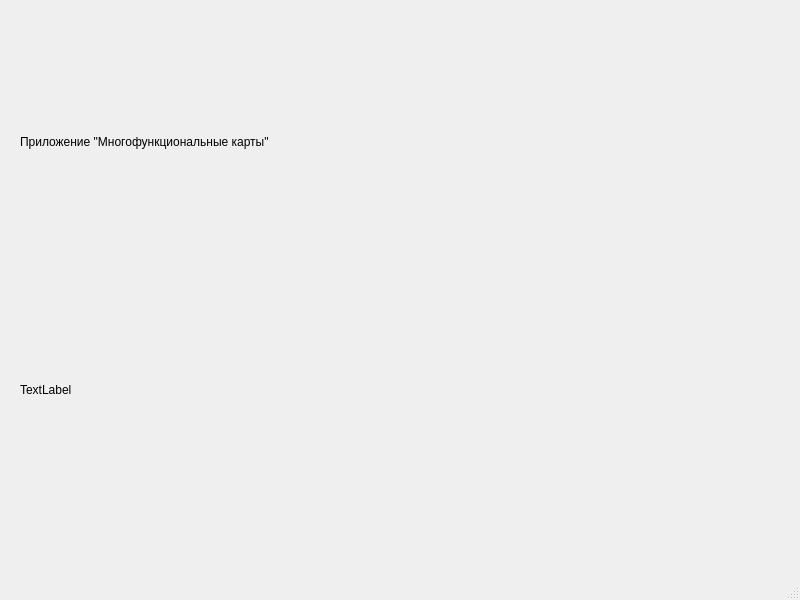
Old version of the form templates/main_window.ui in the repository Danila1080/MapsAPI_Project.
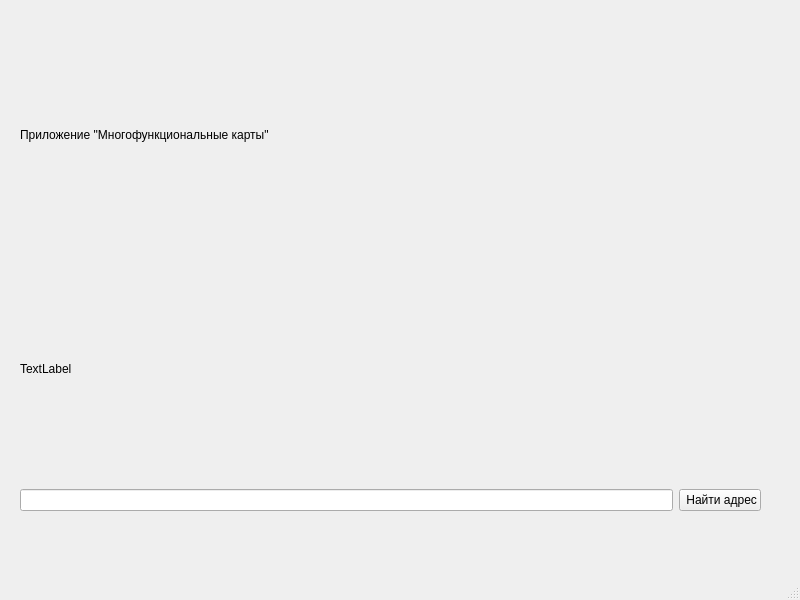
New version of the form.

Commit message: Выполнена задача №5. Доработана система исключений. Управление позиционированием карты осуществляется с помощью WASD.

The edit to the form file:
```diff
--- a/templates/main_window.ui
+++ b/templates/main_window.ui
@@ -24,20 +24,30 @@
      </rect>
     </property>
     <layout class="QGridLayout" name="gridLayout">
-     <item row="1" column="0">
-      <widget class="QLabel" name="Header">
-       <property name="text">
-        <string>Приложение &quot;Многофункциональные карты&quot;</string>
-       </property>
-      </widget>
-     </item>
-     <item row="2" column="0">
+     <item row="2" column="1">
       <widget class="QLabel" name="Map">
        <property name="text">
         <string>TextLabel</string>
        </property>
       </widget>
      </item>
+     <item row="1" column="1">
+      <widget class="QLabel" name="Header">
+       <property name="text">
+        <string>Приложение &quot;Многофункциональные карты&quot;</string>
+       </property>
+      </widget>
+     </item>
+     <item row="3" column="1">
+      <widget class="QLineEdit" name="Address_input"/>
+     </item>
+     <item row="3" column="2">
+      <widget class="QPushButton" name="Find_button">
+       <property name="text">
+        <string> Найти адрес</string>
+       </property>
+      </widget>
+     </item>
     </layout>
    </widget>
   </widget>
```
The commit also changes 3 other files.
